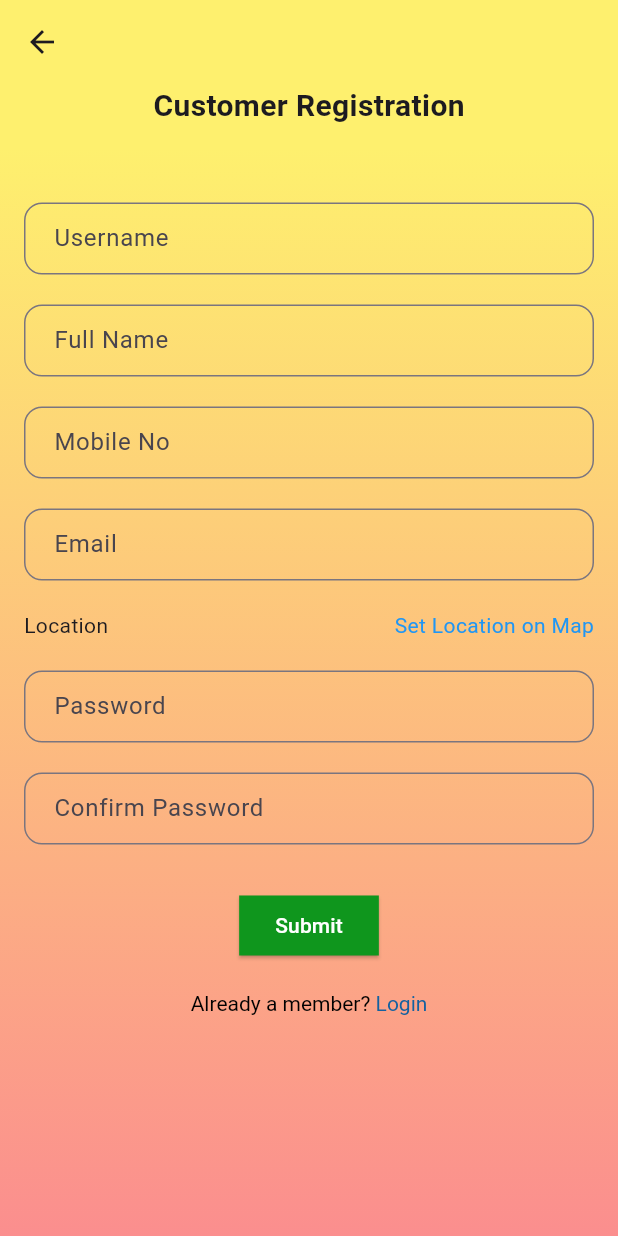
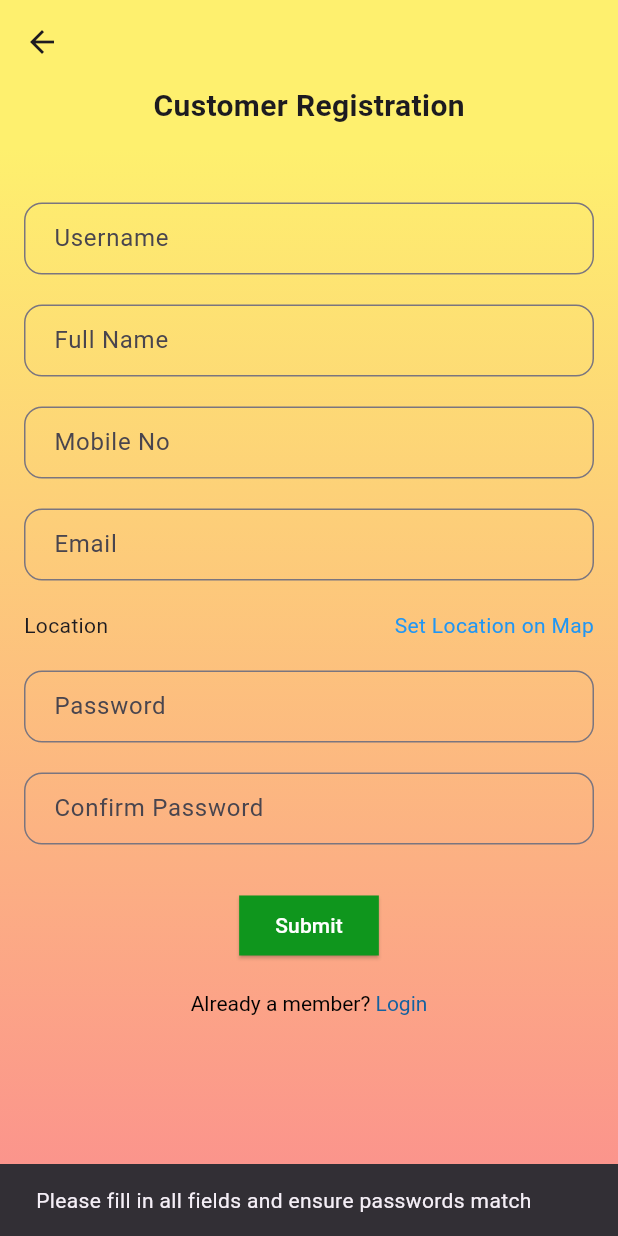
Before and after one commit to ImranChowdhuryFahim/Foodology, a Flutter app: the CustomerRegistrationPage screen opened directly, after a tap on "Submit", on a phone screen of 412 x 824 dp. Run offline on Flutter 3.47's test engine with Material 3 defaults, Android fonts, the light colour scheme and no system bars; our stand-ins replace flutter_bloc, flutter_dotenv, hive, hive_flutter, supabase_flutter; accounts and stored records are empty.

Commit message:
auth done for customer

```diff
--- /dev/null
+++ b/lib/core/common/cubits/user_info/user_info_cubit.dart
@@ -0,0 +1,24 @@
+import 'dart:convert';
+
+import 'package:flutter_bloc/flutter_bloc.dart';
+import 'package:hive/hive.dart';
+
+class UserInfoCubit extends Cubit {
+  final Box userInfoBox;
+
+  UserInfoCubit(this.userInfoBox) : super(null) {
+    String? user = userInfoBox.get('userInfo', defaultValue: null);
+    emit(user);
+  }
+
+  void logIn(String userDetails) {
+    final userInfo = userDetails;
+    userInfoBox.put('userInfo', userInfo);
+    emit(userInfo);
+  }
+
+  void logOut() {
+    userInfoBox.put('userInfo', null);
+    emit(null);
+  }
+}
--- a/lib/features/authentication/customer/presentation/pages/customer_registration_page.dart
+++ b/lib/features/authentication/customer/presentation/pages/customer_registration_page.dart
@@ -1,6 +1,7 @@
 import 'package:flutter/material.dart';
 import 'package:foodology/features/common/presentation/widgets/custom_input.dart';
 import 'package:foodology/features/authentication/customer/presentation/pages/customer_login_page.dart';
+import 'package:supabase_flutter/supabase_flutter.dart';
 
 class CustomerRegistrationPage extends StatelessWidget {
   static route() =>
@@ -13,6 +14,66 @@ class CustomerRegistrationPage extends StatelessWidget {
   final TextEditingController _emailController = TextEditingController();
   final TextEditingController _confirmpasswordController =
       TextEditingController();
+
+  void handleRegistration(BuildContext context) async {
+    if (_usernameController.text.isEmpty ||
+        _fullnameController.text.isEmpty ||
+        _mobilenoController.text.isEmpty ||
+        _emailController.text.isEmpty ||
+        _passwordController.text.isEmpty ||
+        _confirmpasswordController.text.isEmpty ||
+        _passwordController.text != _confirmpasswordController.text) {
+      ScaffoldMessenger.of(context).showSnackBar(
+        const SnackBar(
+          content: Text('Please fill in all fields and ensure passwords match'),
+        ),
+      );
+      return;
+    }
+    try {
+      final existingUser = await Supabase.instance.client
+          .from('users')
+          .select()
+          .or('document->>username.eq.${_usernameController.text}, document->>mobileno.eq.${_mobilenoController.text}');
+
+      if (existingUser.isNotEmpty) {
+        if (!context.mounted) return;
+        ScaffoldMessenger.of(context).showSnackBar(const SnackBar(
+          content: Text(
+            'User already exists with same username or phone number',
+          ),
+        ));
+        return;
+      }
+
+      await Supabase.instance.client.from('users').insert({
+        'document': {
+          'usertype': 'customer',
+          'username': _usernameController.text,
+          'fullname': _fullnameController.text,
+          'mobileno': _mobilenoController.text,
+          'email': _emailController.text,
+          'password': _passwordController.text,
+        }
+      });
+      if (!context.mounted) return;
+      ScaffoldMessenger.of(context).showSnackBar(const SnackBar(
+        content: Text(
+          'Registration Successfull! Login With your username and password',
+        ),
+      ));
+
+      Navigator.push(context, CustomerLoginPage.route());
+    } catch (error) {
+      if (!context.mounted) return;
+      ScaffoldMessenger.of(context).showSnackBar(
+        SnackBar(
+          content: Text(
+              'Registration failed!. Please check your connection. ${error}'),
+        ),
+      );
+    }
+  }
 
   @override
   Widget build(BuildContext context) {
@@ -82,7 +143,7 @@ class CustomerRegistrationPage extends StatelessWidget {
                     height: 30,
                   ),
                   ElevatedButton(
-                    onPressed: () {},
+                    onPressed: () => handleRegistration(context),
                     style: ElevatedButton.styleFrom(
                       backgroundColor: const Color(0xFF0F961D),
                       foregroundColor: Colors.white,
@@ -101,11 +162,16 @@ class CustomerRegistrationPage extends StatelessWidget {
                     child: RichText(
                         text: TextSpan(
                             text: 'Already a member? ',
-                            style: TextStyle(color: Theme.of(context).textTheme.headlineMedium?.color),
+                            style: TextStyle(
+                                color: Theme.of(context)
+                                    .textTheme
+                                    .headlineMedium
+                                    ?.color),
                             children: const [
                           TextSpan(
                               text: 'Login',
-                              style: TextStyle(color: Color.fromARGB(255, 20, 97, 160)))
+                              style: TextStyle(
+                                  color: Color.fromARGB(255, 20, 97, 160)))
                         ])),
                   )
                 ],
```
Also changed, not shown: lib/features/authentication/customer/presentation/pages/customer_login_page.dart (+58 -5 lines), lib/main.dart (+36 -11 lines).
